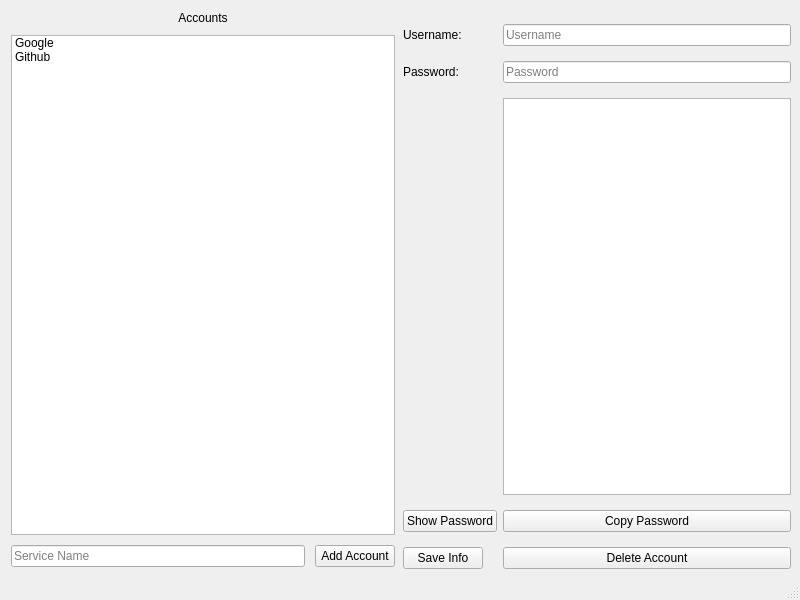
youssefibrahim3/Lockbox, file lockbox/mainwindow.ui: the form before one commit.
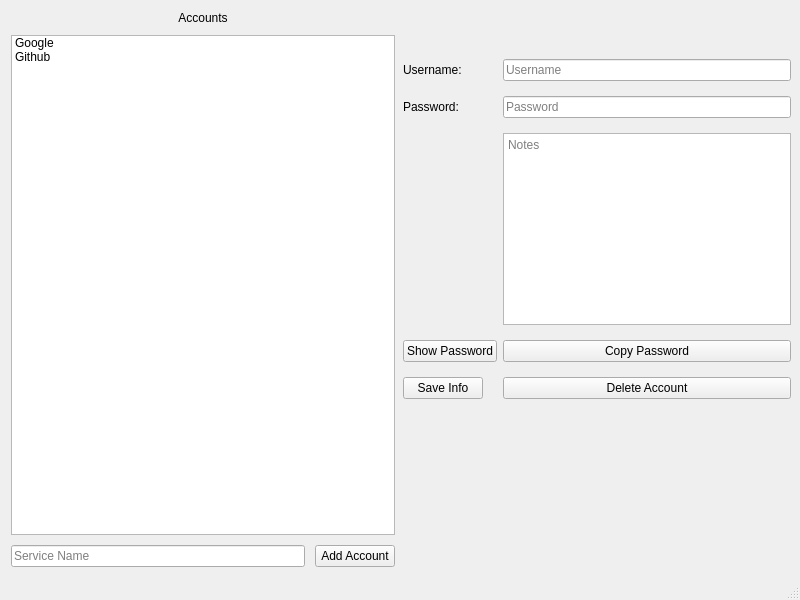
The form after the commit.

What changed in the file:
```diff
--- a/lockbox/mainwindow.ui
+++ b/lockbox/mainwindow.ui
@@ -96,28 +96,28 @@
       <property name="topMargin">
        <number>15</number>
       </property>
-      <item row="0" column="0">
+      <item row="1" column="0">
        <widget class="QLabel" name="usernameLabel">
         <property name="text">
          <string>Username:</string>
         </property>
        </widget>
       </item>
-      <item row="0" column="1">
+      <item row="1" column="1">
        <widget class="QLineEdit" name="usernameEdit">
         <property name="placeholderText">
          <string>Username</string>
         </property>
        </widget>
       </item>
-      <item row="1" column="0">
+      <item row="2" column="0">
        <widget class="QLabel" name="passwordLabel">
         <property name="text">
          <string>Password:</string>
         </property>
        </widget>
       </item>
-      <item row="1" column="1">
+      <item row="2" column="1">
        <widget class="QLineEdit" name="passwordEdit">
         <property name="echoMode">
          <enum>QLineEdit::EchoMode::Password</enum>
@@ -127,36 +127,59 @@
         </property>
        </widget>
       </item>
-      <item row="3" column="0">
+      <item row="4" column="0">
        <widget class="QPushButton" name="showPassButton">
         <property name="text">
          <string>Show Password</string>
         </property>
        </widget>
       </item>
-      <item row="3" column="1">
+      <item row="4" column="1">
        <widget class="QPushButton" name="copyPasswordButton">
         <property name="text">
          <string>Copy Password</string>
         </property>
        </widget>
       </item>
-      <item row="4" column="0">
+      <item row="5" column="0">
        <widget class="QPushButton" name="saveButton">
         <property name="text">
          <string>Save Info</string>
         </property>
        </widget>
       </item>
-      <item row="4" column="1">
+      <item row="5" column="1">
        <widget class="QPushButton" name="deleteAccButton">
         <property name="text">
          <string>Delete Account</string>
         </property>
        </widget>
       </item>
-      <item row="2" column="1">
-       <widget class="QTextBrowser" name="textBrowser"/>
+      <item row="0" column="1">
+       <spacer name="horizontalSpacer">
+        <property name="orientation">
+         <enum>Qt::Orientation::Horizontal</enum>
+        </property>
+        <property name="sizeHint" stdset="0">
+         <size>
+          <width>40</width>
+          <height>20</height>
+         </size>
+        </property>
+       </spacer>
+      </item>
+      <item row="3" column="1">
+       <widget class="QTextEdit" name="textEdit">
+        <property name="sizePolicy">
+         <sizepolicy hsizetype="Expanding" vsizetype="Preferred">
+          <horstretch>0</horstretch>
+          <verstretch>0</verstretch>
+         </sizepolicy>
+        </property>
+        <property name="placeholderText">
+         <string>Notes</string>
+        </property>
+       </widget>
       </item>
      </layout>
     </item>
```
